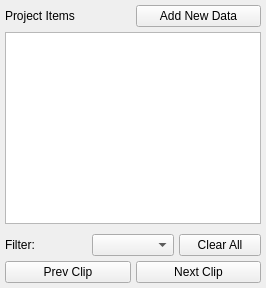
First picture: the form in annotation_tool/ui/dataset_explorer_panel/dataset_explorer_panel.ui, repository OpenSportsLab/VideoAnnotationTool, before the edit.
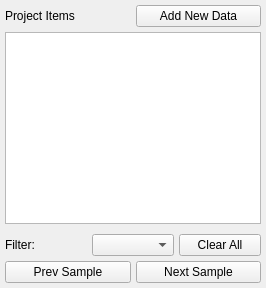
Second picture: the form after the edit.

Commit message: refactor: update terminology from "video" to "sample" across dataset explorer and related components; adjust UI and tests accordingly

```diff
--- a/annotation_tool/ui/dataset_explorer_panel/dataset_explorer_panel.ui
+++ b/annotation_tool/ui/dataset_explorer_panel/dataset_explorer_panel.ui
@@ -86,7 +86,7 @@
         <cursorShape>PointingHandCursor</cursorShape>
        </property>
        <property name="text">
-        <string>Prev Clip</string>
+        <string>Prev Sample</string>
        </property>
       </widget>
      </item>
@@ -96,7 +96,7 @@
         <cursorShape>PointingHandCursor</cursorShape>
        </property>
        <property name="text">
-        <string>Next Clip</string>
+        <string>Next Sample</string>
        </property>
       </widget>
      </item>
```
Left out of the diff: 4 changed lines with no effect on the pictures. The commit also changes 7 other files.
